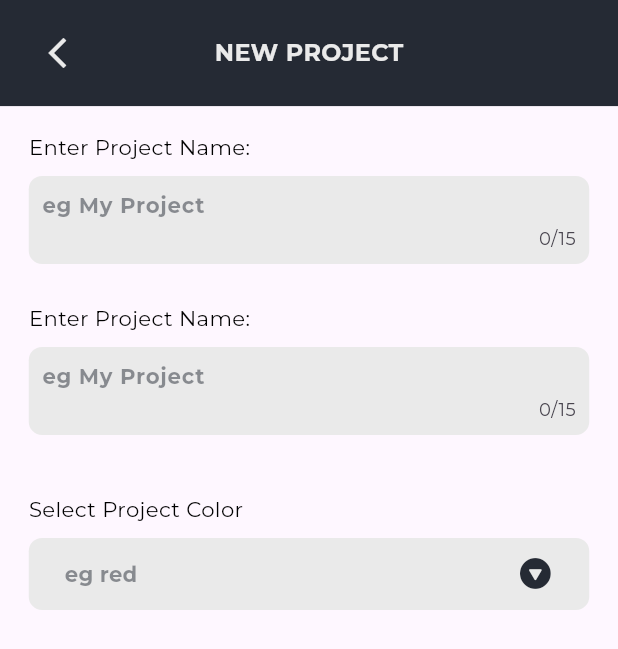
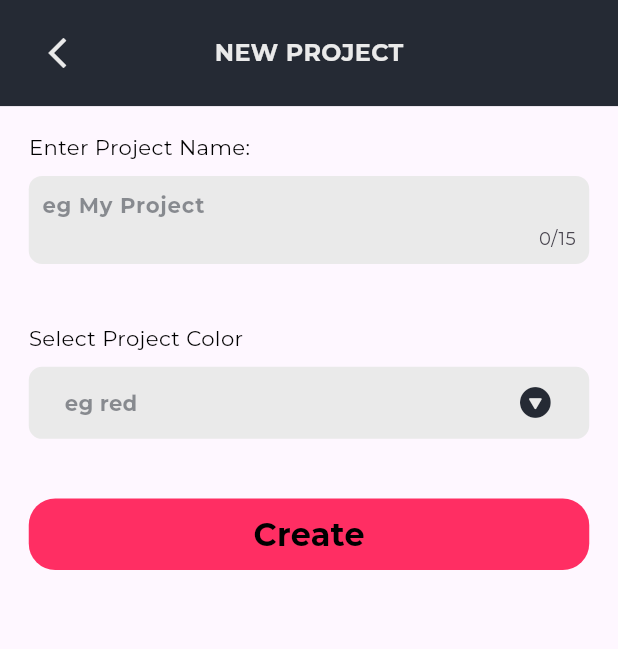
Before and after one commit to junaiiiid/sync_flow, a Flutter app: the CreateProjectsScreen screen opened by its route, on a phone screen of 412 x 824 dp. Shown: the top 649 px of the screen. Run offline on Flutter 3.47's test engine with Material 3 defaults, Android fonts, the phone set to English and light mode, and no system bars; our stand-ins replace dio, flutter_riverpod, flutter_screenutil, flutter_svg, get_it, go_router and 3 more; network calls fail; statements that could not run were skipped.

Commit message:
ability to create new project added

```diff
--- a/lib/constants/enums.dart
+++ b/lib/constants/enums.dart
@@ -56,3 +56,8 @@ enum SettingType{
   boolean,
   multiOption,
 }
+
+enum ViewStyles{
+  list,
+  board
+}
--- a/lib/features/board/ui/widgets/project_drop_down.dart
+++ b/lib/features/board/ui/widgets/project_drop_down.dart
@@ -71,6 +71,7 @@ class ProjectDropDownSkeleton extends StatelessWidget {
     return AbsorbPointer(
       absorbing: true,
       child: Container(
+        width: double.infinity,
         decoration: BoxDecoration(
           color: AppColors.cherryRed,
           borderRadius: BorderRadius.all(Radius.circular(10.r)),
--- a/lib/features/dashboard/model/project_model.dart
+++ b/lib/features/dashboard/model/project_model.dart
@@ -1,31 +1,31 @@
 import 'dart:convert';
 
 class Project {
-  String id;
+  String? id;
   String? parentId;
-  int order;
+  int? order;
   String color;
   String name;
-  int commentCount;
-  bool isShared;
-  bool isFavorite;
-  bool isInboxProject;
-  bool isTeamInbox;
-  String url;
+  int? commentCount;
+  bool? isShared;
+  bool? isFavorite;
+  bool? isInboxProject;
+  bool? isTeamInbox;
+  String? url;
   String viewStyle;
 
   Project({
-    required this.id,
+    this.id,
     this.parentId,
-    required this.order,
+    this.order,
     required this.color,
     required this.name,
-    required this.commentCount,
-    required this.isShared,
-    required this.isFavorite,
-    required this.isInboxProject,
-    required this.isTeamInbox,
-    required this.url,
+    this.commentCount,
+    this.isShared,
+    this.isFavorite,
+    this.isInboxProject,
+    this.isTeamInbox,
+    this.url,
     required this.viewStyle,
   });
 
--- a/lib/features/projects/ui/create_projects_screen.dart
+++ b/lib/features/projects/ui/create_projects_screen.dart
@@ -1,6 +1,7 @@
 import 'package:flow_sync/architecture/app_parent_widget.dart';
 import 'package:flow_sync/constants/extensions.dart';
 import 'package:flow_sync/features/home/ui/widgets/custom_app_bar.dart';
+import 'package:flow_sync/global_widgets/app_buttons.dart';
 import 'package:flow_sync/global_widgets/app_text_fields.dart';
 import 'package:flow_sync/global_widgets/app_drop_downs.dart';
 import 'package:flow_sync/services/provider_service.dart';
@@ -15,51 +16,60 @@ class CreateProjectsScreen extends ConsumerWidget {
   const CreateProjectsScreen({super.key});
 
   @override
-  Widget build(BuildContext context,WidgetRef ref) {
+  Widget build(BuildContext context, WidgetRef ref) {
     final viewModel = ref.watch(ProviderService.createNewProjectProvider);
-    return AppParentWidget(viewModel: viewModel, buildMethod: (context,ref){
+    return AppParentWidget(
+        viewModel: viewModel,
+        buildMethod: (context, ref) {
           return Container(
             color: AppColors.darkGrey,
             child: SafeArea(
               child: Scaffold(
                 appBar: CustomAppBar.appBarWithBackButton(title: "NEW PROJECT"),
                 body: Padding(
-              padding: EdgeInsets.symmetric(vertical: 10.h, horizontal: 10.w),
+                  padding:
+                      EdgeInsets.symmetric(vertical: 10.h, horizontal: 10.w),
+                  child: Form(
+                    key: viewModel.formKey,
                     child: ListView(
                       children: [
                         AppTextFields.basicTextField(
                           title: "Enter Project Name:",
                           hintText: "eg My Project",
-                    controller: TextEditingController(),
-                  ),
-                  AppTextFields.basicTextField(
-                    title: "Enter Project Name:",
-                    hintText: "eg My Project",
-                    controller: TextEditingController(),
+                          controller: viewModel.projectNameController,
                         ),
                         AppDropDowns.customDropDown<String>(
                             title: "Select Project Color",
                             items: viewModel.colorNames,
-                      onChanged: (value){
+                            onChanged: (value) {
                               viewModel.selectedColor = value;
                             },
                             hint: "eg red",
-                      itemBuilder: (value){
+                            itemBuilder: (value) {
                               return Row(
-                          mainAxisAlignment: MainAxisAlignment.spaceBetween,
                                 children: [
                                   Container(
                                     height: 20.h,
                                     width: 20.w,
                                     color: value?.toColor(),
                                   ),
-                            Text(value?.toColorName()??"",style: AppTextStyles.displaySmall?.copyWith(
+                                  Padding(
+                                    padding: EdgeInsets.only(left: 25.w),
+                                    child: Text(
+                                      value?.toColorName() ?? "",
+                                      style: AppTextStyles.displaySmall?.copyWith(
                                         color: AppColors.darkGrey,
-                            ),)
+                                      ),
+                                    ),
+                                  )
                                 ],
                               );
                             }),
+                        AppButtons.customButton(title: "Create", onTap: ()async{
+                          await viewModel.createNewProject();
+                        }),
                       ],
+                    ),
                   ),
                 ),
               ),
--- a/lib/global_widgets/app_buttons.dart
+++ b/lib/global_widgets/app_buttons.dart
@@ -52,4 +52,30 @@ class AppButtons {
       ),
     );
   }
+
+  static Widget customButton(
+      {required String title,
+      required Function() onTap,
+      Color? buttonColor,
+      TextStyle? textStyle}) {
+    return InkWell(
+      onTap: onTap,
+      child: Container(
+        decoration: BoxDecoration(
+          color: buttonColor ?? AppColors.cherryRed,
+          borderRadius: BorderRadius.all(
+            Radius.circular(20.r),
+          ),
+        ),
+        padding: EdgeInsets.symmetric(horizontal: 25.w, vertical: 10.h),
+        margin: EdgeInsets.symmetric(horizontal: 10.w, vertical: 10.h),
+        child: Center(
+          child: Text(
+            title,
+            style: textStyle ?? AppTextStyles.displayLarge,
+          ),
+        ),
+      ),
+    );
+  }
 }
--- a/lib/global_widgets/app_drop_downs.dart
+++ b/lib/global_widgets/app_drop_downs.dart
@@ -15,6 +15,7 @@ class AppDropDowns {
     required Function(T?) onChanged,
     required String hint,
     required Widget Function(T?) itemBuilder,
+    String? Function(T?)? validator,
     Color? color,
     Color? iconColor,
     TextStyle? textStyle,
@@ -27,11 +28,12 @@ class AppDropDowns {
         children: [
           Text(
             title,
-            style: titleTextStyle??AppTextStyles.labelLarge,
+            style: titleTextStyle ?? AppTextStyles.labelLarge,
           ),
           SizedBox(
             width: double.infinity,
             child: DynamicDropDown<T>(
+                validator: validator,
                 items: items,
                 selectedValue: selectedItem,
                 onChanged: onChanged,
@@ -58,6 +60,7 @@ class DynamicDropDown<T> extends StatefulWidget {
   final Color? color;
   final Color? iconColor;
   final TextStyle? hintStyle;
+  final String? Function(T?)? validator;
   final Widget Function(T) itemBuilder;
 
   const DynamicDropDown({
@@ -70,6 +73,7 @@ class DynamicDropDown<T> extends StatefulWidget {
     this.hintStyle,
     required this.itemBuilder,
     this.iconColor,
+    this.validator,
   });
 
   @override
@@ -92,10 +96,24 @@ class _DynamicDropDownState<T> extends State<DynamicDropDown<T>> {
         color: widget.color ?? AppColors.cherryRed,
         borderRadius: BorderRadius.all(Radius.circular(10.r)),
       ),
-      margin: EdgeInsets.symmetric(vertical: 10.h,),
+      margin: EdgeInsets.symmetric(
+        vertical: 10.h,
+      ),
       padding: EdgeInsets.symmetric(horizontal: 25.w),
       child: DropdownButtonHideUnderline(
-        child: DropdownButton<T>(
+        child: DropdownButtonFormField<T>(
+          decoration: const InputDecoration(
+            border: InputBorder.none,
+            errorBorder: InputBorder.none,
+          ),
+          autovalidateMode: AutovalidateMode.onUserInteraction,
+          validator: widget.validator ??
+              (value) {
+                if (selectedValue == null) {
+                  return 'Please select an option';
+                }
+                return null;
+              },
           hint: Text(
             widget.hint,
             style: widget.hintStyle ??
--- a/lib/global_widgets/app_text_fields.dart
+++ b/lib/global_widgets/app_text_fields.dart
@@ -10,8 +10,10 @@ class AppTextFields {
   static Widget basicTextField(
       {required String title,
       required String hintText,
+      String? Function(String?)? validator,
       required TextEditingController controller,
-      EdgeInsetsGeometry? padding,int? maxLength}) {
+      EdgeInsetsGeometry? padding,
+      int? maxLength}) {
     return Padding(
       padding:
           padding ?? EdgeInsets.symmetric(horizontal: 10.w, vertical: 10.h),
@@ -32,15 +34,23 @@ class AppTextFields {
               padding: padding ??
                   EdgeInsets.symmetric(vertical: 10.h, horizontal: 10.h),
               margin: EdgeInsets.symmetric(vertical: 10.h),
-              child: TextField(
+              child: TextFormField(
+                validator: validator ??
+                    (value) {
+                      if (value == null || value.isEmpty) {
+                        return 'This field can not be empty';
+                      }
+                      return null;
+                    },
                 controller: controller,
                 style: AppTextStyles.displaySmall,
                 decoration: InputDecoration.collapsed(
-                    hintStyle: AppTextStyles.displaySmall?.copyWith(
-                      color: AppColors.darkGrey.withOpacity(0.5),
-                    ),
-                    hintText: hintText),
-                maxLength: maxLength??15,
+                  hintStyle: AppTextStyles.displaySmall?.copyWith(
+                    color: AppColors.darkGrey.withOpacity(0.5),
+                  ),
+                  hintText: hintText,
+                ),
+                maxLength: maxLength ?? 15,
               )),
         ],
       ),
--- a/lib/styles_and_themes/app_colors.dart
+++ b/lib/styles_and_themes/app_colors.dart
@@ -11,5 +11,6 @@ class AppColors{
   static const lightGrey = Color(0xffEAEAEA);
   static const black = Color(0xff000000);
   static const white = Color(0xffffffff);
+  static const error = Colors.red;
   static const transparent = Colors.transparent;
 }
```
Also changed, not shown: lib/constants/extensions.dart (+13 -0 lines), lib/features/board/view_model/board_view_model.dart (+23 -15 lines), lib/features/projects/ui/widgets/project_cards.dart (+4 -5 lines), lib/features/projects/view_model/create_new_project_view_model.dart (+32 -0 lines), lib/services/network_service.dart (+86 -17 lines). Lines whose indentation alone changed are shown as unchanged.
